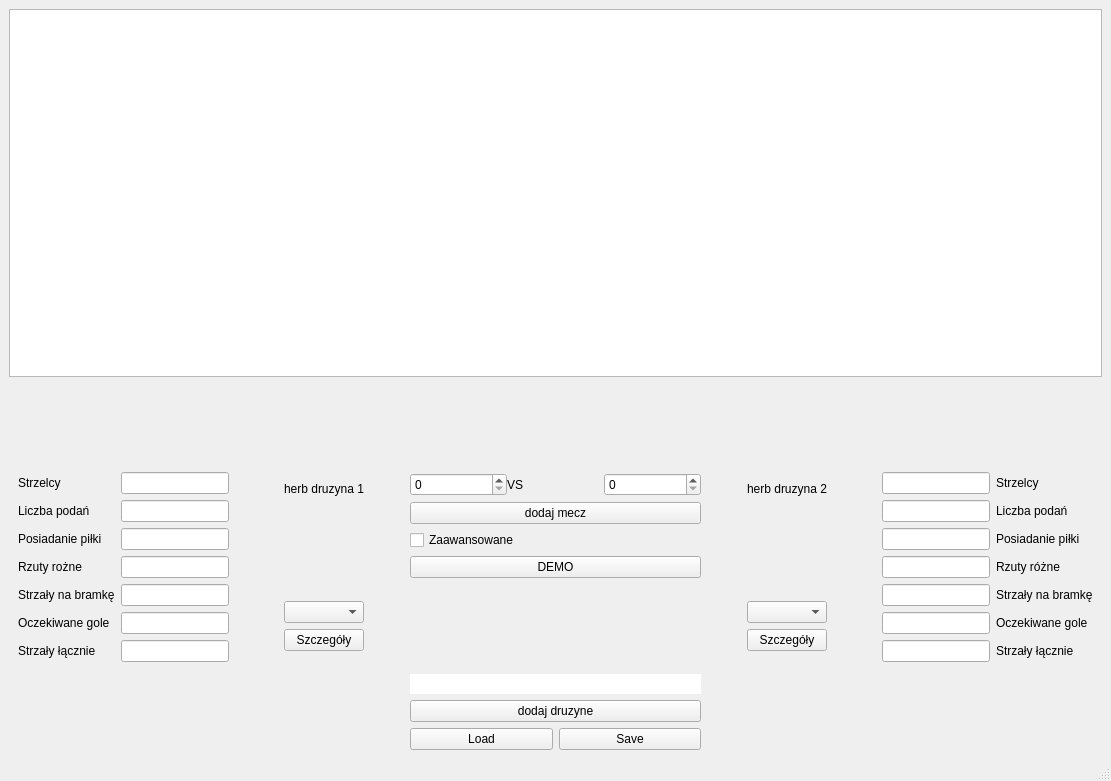
Before: the Qt Designer form mainwindow.ui in Kperp8/tournament-tracker-PL, drawn with Qt 5.
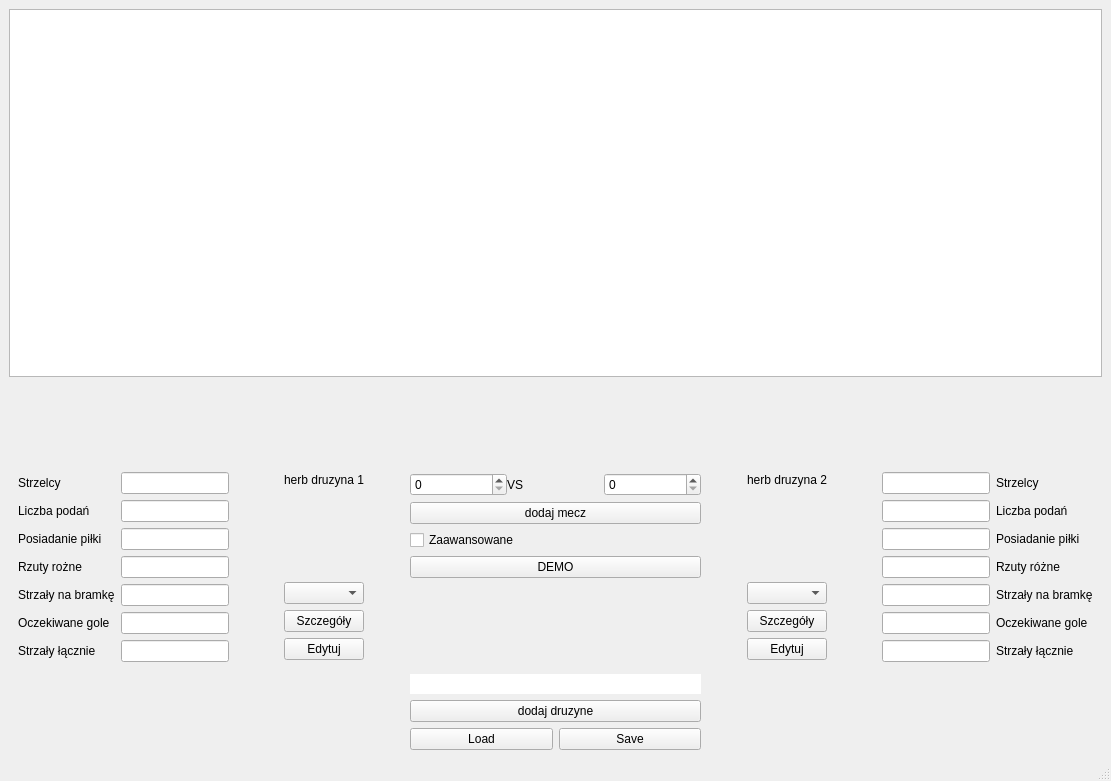
After: the same form once the commit is applied.

Commit message: dzialajace okno edytuj druzyne - narazie mozemy edytowac nazwe druzyny

Diff of the .ui file:
```diff
--- a/mainwindow.ui
+++ b/mainwindow.ui
@@ -185,6 +185,13 @@
             </property>
            </widget>
           </item>
+          <item>
+           <widget class="QPushButton" name="edytuj_A">
+            <property name="text">
+             <string>Edytuj</string>
+            </property>
+           </widget>
+          </item>
           <item>
            <spacer name="verticalSpacer">
             <property name="orientation">
@@ -398,6 +405,13 @@
             </property>
            </widget>
           </item>
+          <item>
+           <widget class="QPushButton" name="edytuj_B">
+            <property name="text">
+             <string>Edytuj</string>
+            </property>
+           </widget>
+          </item>
           <item>
            <spacer name="verticalSpacer_17">
             <property name="orientation">
```
The commit also changes 10 other files.
